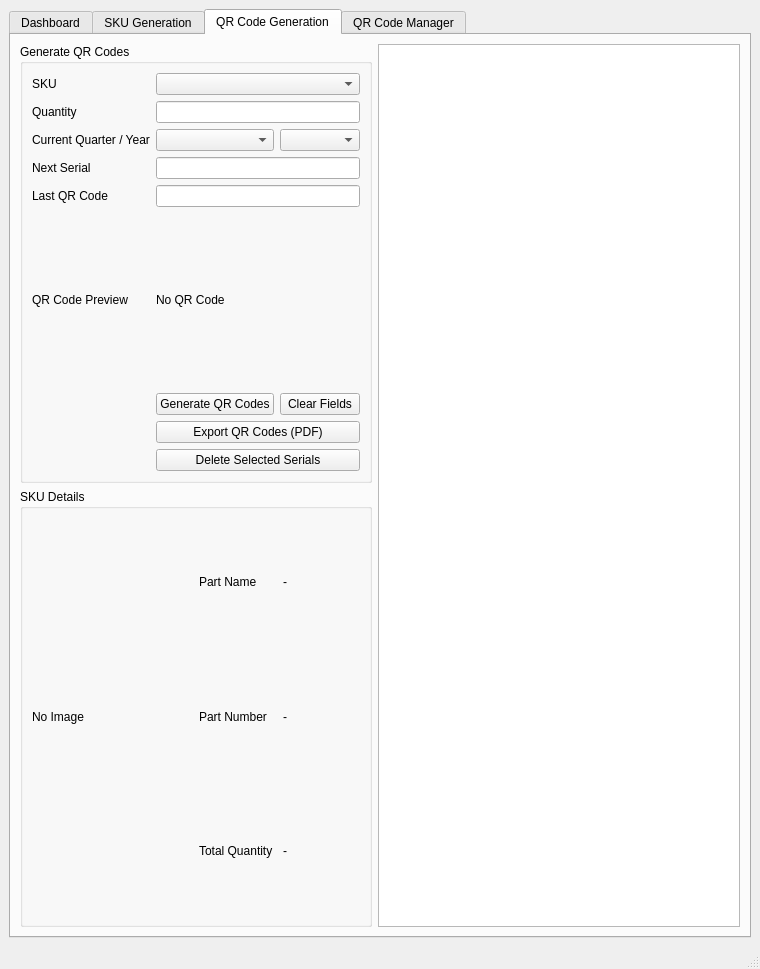
Qt form src/mainwindow.ui (Atif-Iqbal-08/warehouse) before a commit.
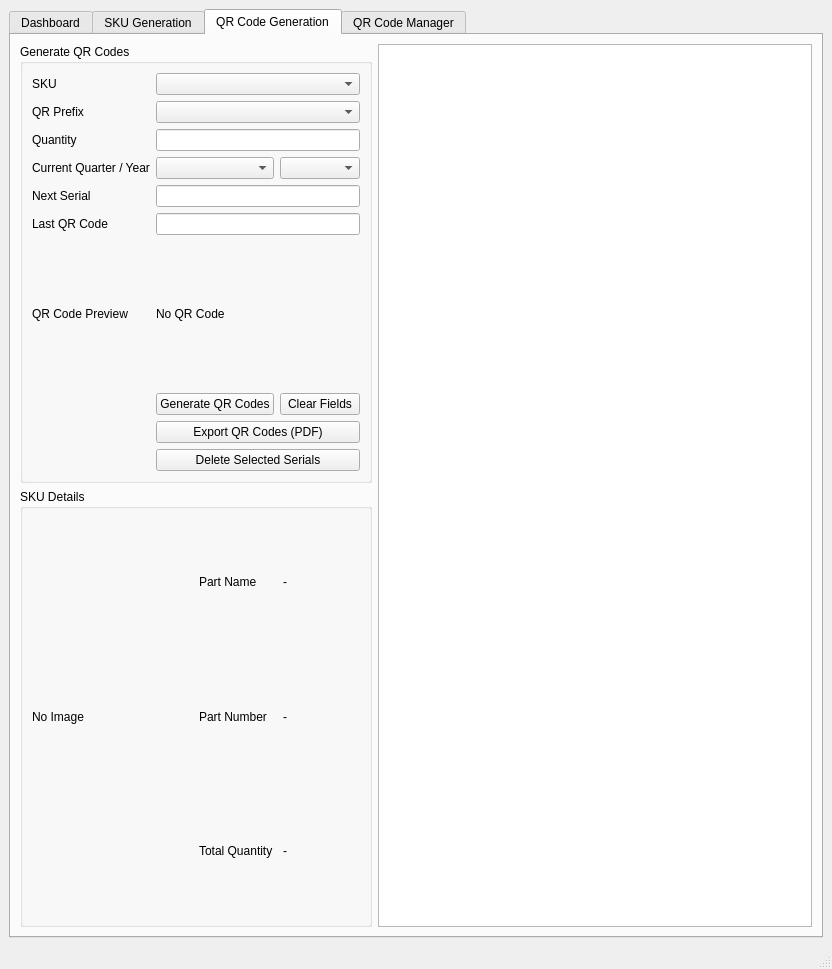
The same form after that commit. The open tabs and pages were chosen to show the change.

What changed in the file:
```diff
--- a/src/mainwindow.ui
+++ b/src/mainwindow.ui
@@ -388,7 +388,7 @@
              <item row="7" column="0">
               <widget class="QLabel" name="dimensionsLabel">
                <property name="text">
-                <string>Product Dimensions</string>
+                <string>Product Dimensions (cm x cm x cm)</string>
                </property>
               </widget>
              </item>
@@ -555,6 +555,16 @@
            <item row="0" column="1" colspan="2">
             <widget class="QComboBox" name="barcodeSkuComboBox"/>
            </item>
+           <item row="1" column="0">
+            <widget class="QLabel" name="barcodePrefixLabel">
+             <property name="text">
+              <string>QR Prefix</string>
+             </property>
+            </widget>
+           </item>
+           <item row="1" column="1" colspan="2">
+            <widget class="QComboBox" name="barcodePrefixComboBox"/>
+           </item>
            <item row="2" column="0">
             <widget class="QLabel" name="barcodeQuantityLabel">
              <property name="text">
```
